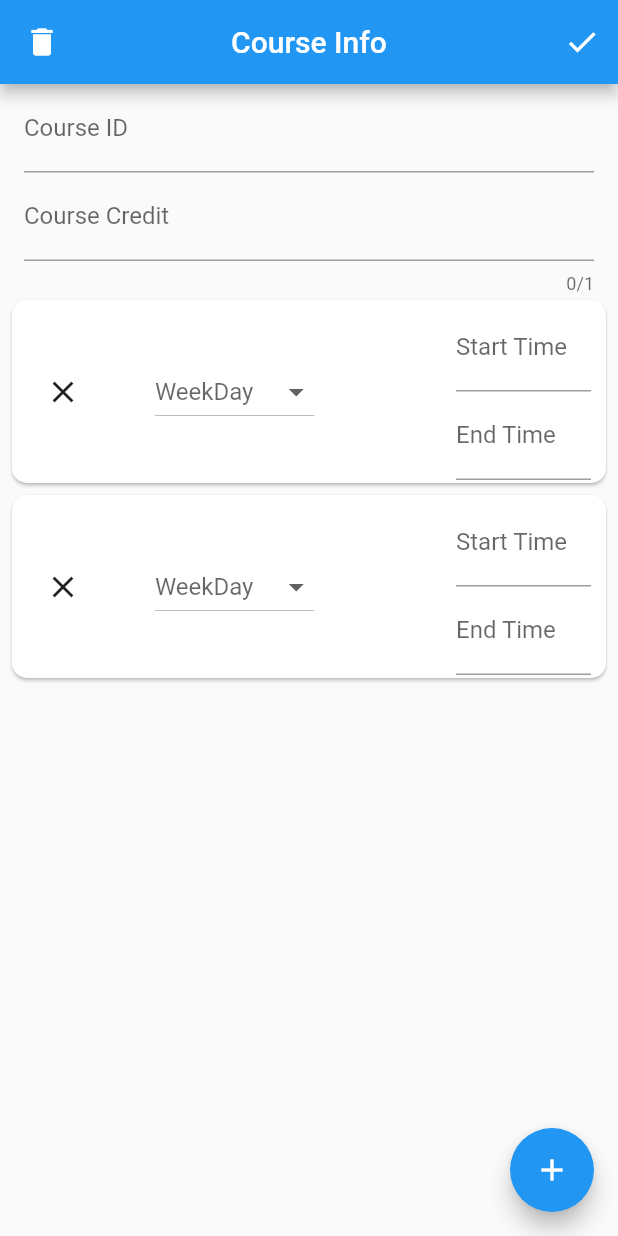
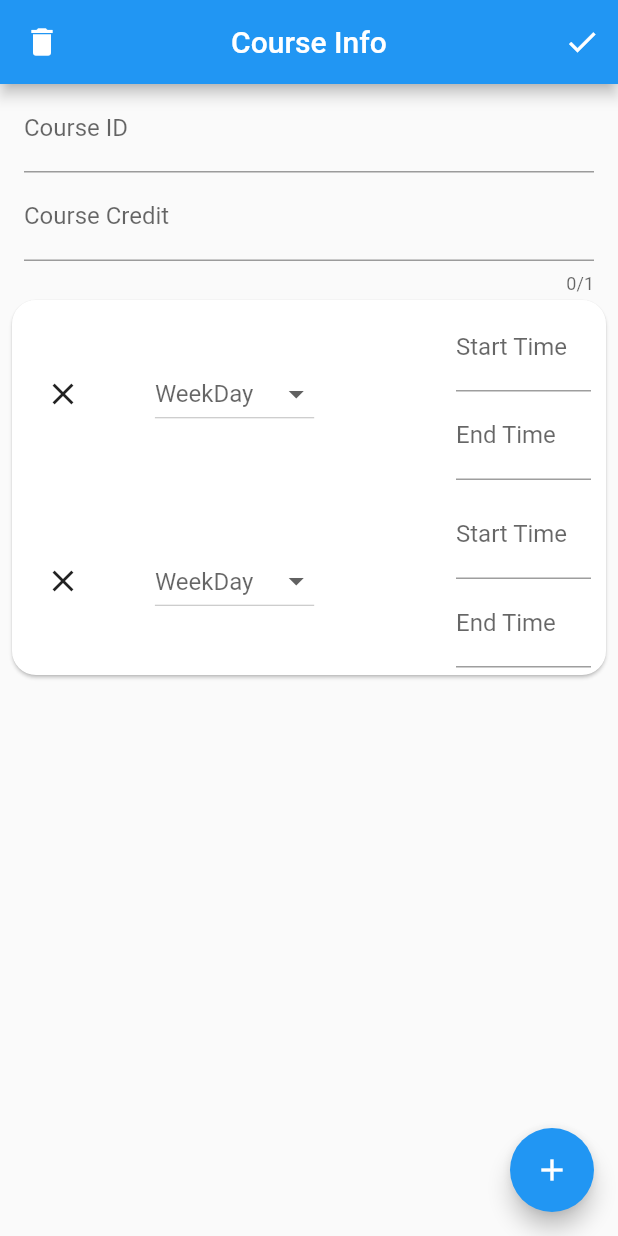
Before and after one commit to arafatfm/eee, a Flutter app: the CourseView screen opened directly, after a tap on the "add" icon, on a phone screen of 412 x 824 dp. Run offline on Flutter 3.47's test engine with Material 2 defaults, Android fonts, the light colour scheme and no system bars; our stand-ins replace cloud_firestore, firebase_core, table_calendar; accounts and stored records are empty.

Commit message:
State Management & Bugfix: slow loading of data
courseview.dart:
- small ui change

home.dart
- wrap TableCalendar() with StatefulBuilder() so MyHome() won't rebuild
- change _selectedDay type to ValueNotifier
- wrap ListView.builder() with ValueListenableBuilder()
- add eventList for getEvents()
- set syncFromFF() type to void
- small ui change

```diff
--- a/lib/course_view.dart
+++ b/lib/course_view.dart
@@ -45,7 +45,7 @@ class _CourseViewState extends State<CourseView> {
 
   @override
   Widget build(BuildContext context) {
-    const double cardHeight = 130;
+    const double itemHeight = 125;
     return Scaffold(
       appBar: AppBar(
         title: const Text("Course Info"),
@@ -122,14 +122,18 @@ class _CourseViewState extends State<CourseView> {
             ),
             ConstrainedBox(
               constraints: const BoxConstraints(
-                maxHeight: cardHeight * 3.6,
+                maxHeight: itemHeight * 3.6,
               ),
+              child: Card(
+                shape: RoundedRectangleBorder(
+                    borderRadius: BorderRadius.circular(16)),
                 child: ListView.builder(
                   physics: const ClampingScrollPhysics(),
                   shrinkWrap: true,
                   itemCount: listViewItems.length,
                   itemBuilder: (context, index) {
-                  var startTimePicker = (listViewItems[index].startTime != null)
+                    var startTimePicker =
+                        (listViewItems[index].startTime != null)
                             ? listViewItems[index].startTime
                             : TimeOfDay.now();
                     var endTimePicker = (listViewItems[index].endTime != null)
@@ -137,10 +141,7 @@ class _CourseViewState extends State<CourseView> {
                         : TimeOfDay.now();
 
                     return SizedBox(
-                    height: cardHeight,
-                    child: Card(
-                      shape: RoundedRectangleBorder(
-                          borderRadius: BorderRadius.circular(10)),
+                      height: itemHeight,
                       child: Padding(
                         padding: const EdgeInsets.symmetric(
                           horizontal: 10,
@@ -173,7 +174,8 @@ class _CourseViewState extends State<CourseView> {
                                 listViewItems[index].weekDay = value as String?;
                               }),
                             ),
-                            const SizedBox(//empty space
+                            const SizedBox(
+                              //empty space
                               width: 20,
                             ),
                             SizedBox(
@@ -227,9 +229,9 @@ class _CourseViewState extends State<CourseView> {
                           ],
                         ),
                       ),
-                    ),
                     );
                   },
+                ),
               ),
             ),
           ],
```
Also changed, not shown: lib/home.dart (+41 -25 lines). Lines whose indentation alone changed are shown as unchanged.
